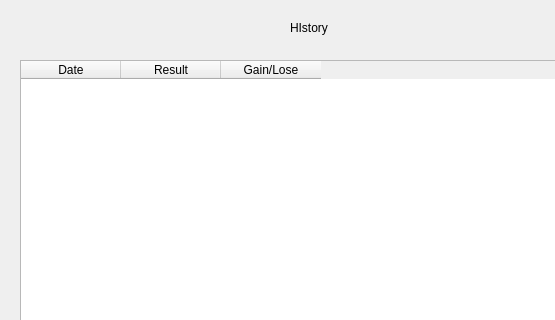
Qt form blackjack-client/ui/history.ui (lehoangtran289/Blackjack) before a commit; both pictures show x 0 to 555 and y 0 to 320 of the 640 by 480 pixel window.
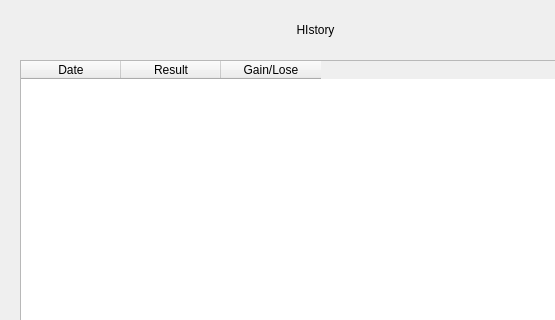
The same form after that commit.

The edit to the form file:
```diff
--- a/blackjack-client/ui/history.ui
+++ b/blackjack-client/ui/history.ui
@@ -16,15 +16,18 @@
   <widget class="QLabel" name="label">
    <property name="geometry">
     <rect>
-     <x>290</x>
+     <x>240</x>
      <y>20</y>
-     <width>60</width>
-     <height>16</height>
+     <width>151</width>
+     <height>20</height>
     </rect>
    </property>
    <property name="text">
     <string>HIstory</string>
    </property>
+   <property name="alignment">
+    <set>Qt::AlignCenter</set>
+   </property>
   </widget>
   <widget class="QTableWidget" name="history_table">
    <property name="geometry">
```
